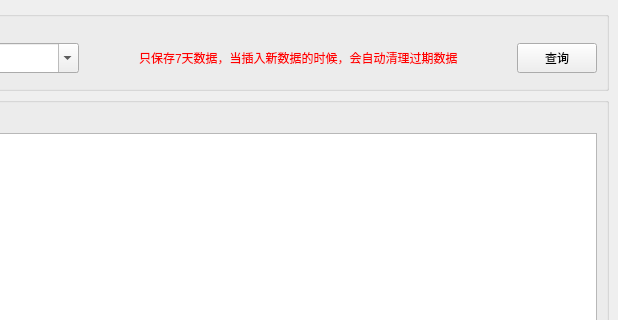
Above: Form/dataform.ui from qweqewqweqew/WeldSight before the change; both pictures show x 380 to 998 and y 0 to 320 of the 998 by 690 pixel window. Below: the same form after it.
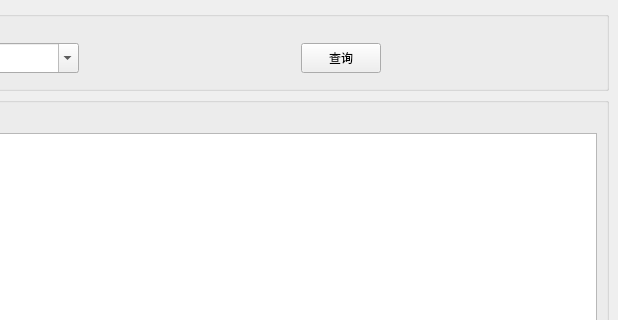
That is the form after the change.

What changed in the file:
```diff
--- a/Form/dataform.ui
+++ b/Form/dataform.ui
@@ -121,16 +121,6 @@
        </layout>
       </item>
       <item row="0" column="3">
-       <widget class="QLabel" name="label">
-        <property name="styleSheet">
-         <string notr="true">color: rgb(255, 0, 0);</string>
-        </property>
-        <property name="text">
-         <string>只保存7天数据，当插入新数据的时候，会自动清理过期数据</string>
-        </property>
-       </widget>
-      </item>
-      <item row="0" column="5">
        <widget class="QPushButton" name="Bt_Query">
         <property name="minimumSize">
          <size>
```
Lines whose indentation alone changed are shown as unchanged.
